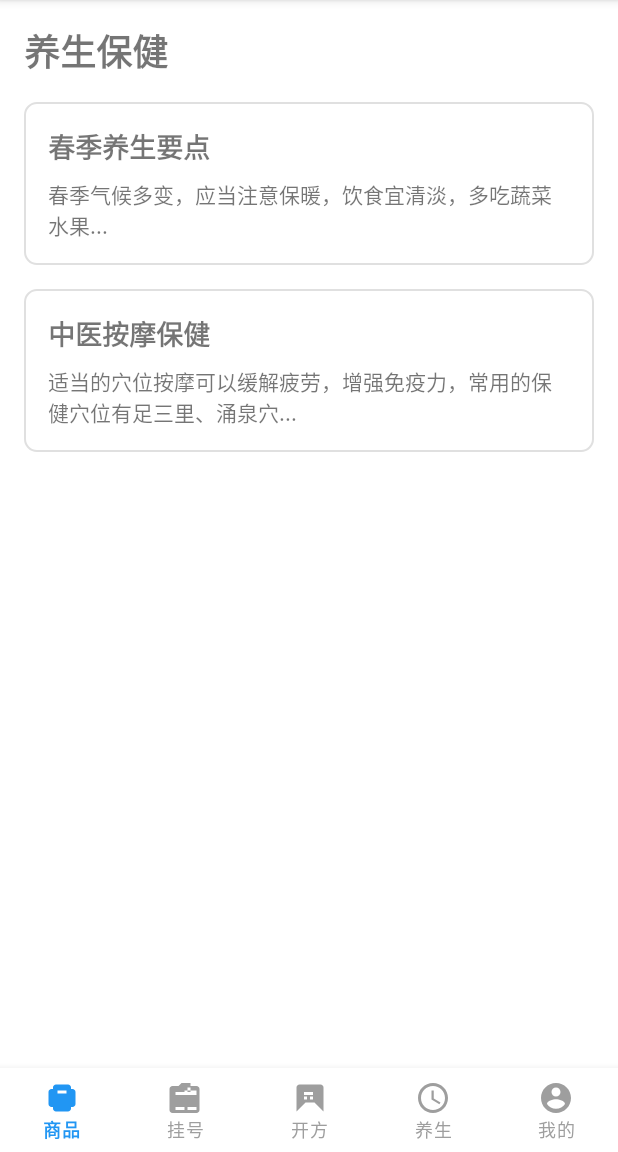
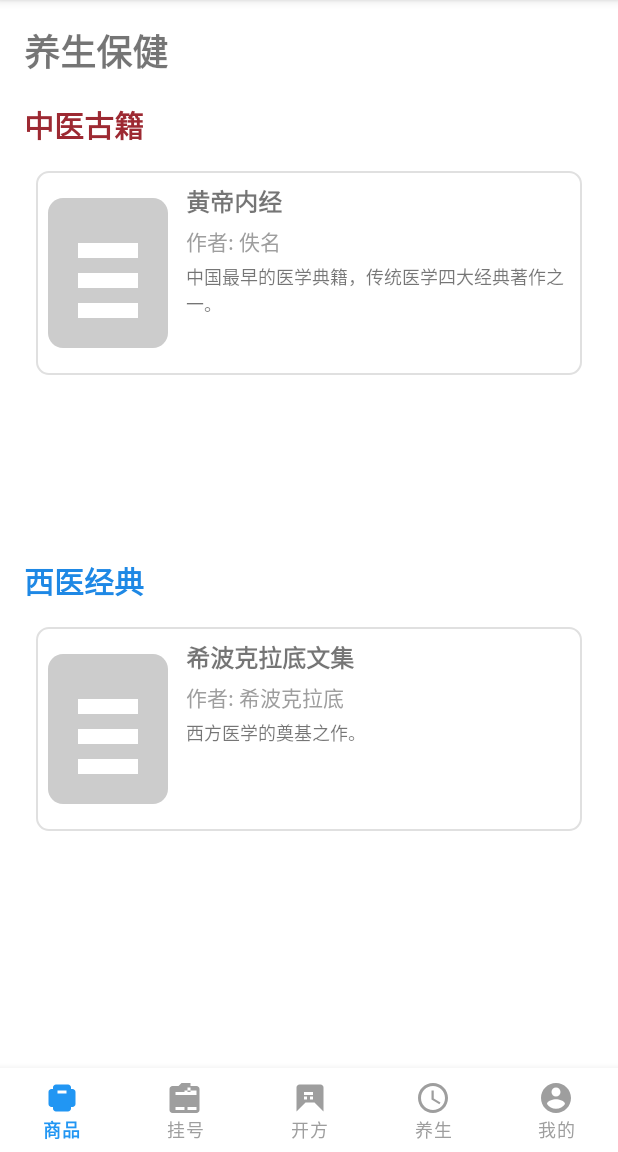
Before and after one commit to yanggao178/RunYiTong, an Android app: the fragment HealthFragment placed in its activity, on a phone screen of 412 x 824 dp, the part 84-1236 px from its top. Run offline under Robolectric (Android 15) with nearby library versions, the phone set to English and light mode, and no system bars; pictures from the network do not load.

Commit message:
此版本在商品fragment上添加了搜索栏，添加了书架，几本书

```diff
--- a/app/build.gradle
+++ b/app/build.gradle
@@ -35,6 +35,8 @@ dependencies {
     androidTestImplementation libs.ext.junit
     androidTestImplementation libs.espresso.core
     implementation 'androidx.recyclerview:recyclerview:1.2.1'
+    implementation 'com.github.bumptech.glide:glide:4.12.0'
+    annotationProcessor 'com.github.bumptech.glide:compiler:4.12.0'
     // 如果需要加载网络图片，可以添加Glide依赖
     // implementation 'com.github.bumptech.glide:glide:4.12.0'
     // annotationProcessor 'com.github.bumptech.glide:compiler:4.12.0'
--- /dev/null
+++ b/app/src/main/java/com/wenteng/frontend_android/adapter/BookAdapter.java
@@ -0,0 +1,71 @@
+package com.wenteng.frontend_android.adapter;
+
+import android.content.Context;
+import android.view.LayoutInflater;
+import android.view.View;
+import android.view.ViewGroup;
+import android.widget.ImageView;
+import android.widget.TextView;
+
+import androidx.annotation.NonNull;
+import androidx.recyclerview.widget.RecyclerView;
+
+import com.bumptech.glide.Glide;
+import com.wenteng.frontend_android.R;
+import com.wenteng.frontend_android.model.Book;
+
+import java.text.SimpleDateFormat;
+import java.util.List;
+
+public class BookAdapter extends RecyclerView.Adapter<BookAdapter.BookViewHolder> {
+
+    private Context context;
+    private List<Book> bookList;
+    private SimpleDateFormat dateFormat = new SimpleDateFormat("yyyy-MM-dd");
+
+    public BookAdapter(Context context, List<Book> bookList) {
+        this.context = context;
+        this.bookList = bookList;
+    }
+
+    @NonNull
+    @Override
+    public BookViewHolder onCreateViewHolder(@NonNull ViewGroup parent, int viewType) {
+        View view = LayoutInflater.from(context).inflate(R.layout.book_item, parent, false);
+        return new BookViewHolder(view);
+    }
+
+    @Override
+    public void onBindViewHolder(@NonNull BookViewHolder holder, int position) {
+        Book book = bookList.get(position);
+        holder.bookName.setText(book.getName());
+        holder.bookAuthor.setText("作者: " + book.getAuthor());
+        holder.bookDescription.setText(book.getDescription());
+
+        // 使用Glide加载书籍封面
+        Glide.with(context)
+                .load(book.getCoverUrl())
+                .placeholder(R.drawable.ic_book_placeholder)
+                .into(holder.bookCover);
+    }
+
+    @Override
+    public int getItemCount() {
+        return bookList.size();
+    }
+
+    public static class BookViewHolder extends RecyclerView.ViewHolder {
+        ImageView bookCover;
+        TextView bookName;
+        TextView bookAuthor;
+        TextView bookDescription;
+
+        public BookViewHolder(@NonNull View itemView) {
+            super(itemView);
+            bookCover = itemView.findViewById(R.id.book_cover);
+            bookName = itemView.findViewById(R.id.book_name);
+            bookAuthor = itemView.findViewById(R.id.book_author);
+            bookDescription = itemView.findViewById(R.id.book_description);
+        }
+    }
+}
--- a/app/src/main/java/com/wenteng/frontend_android/fragment/HealthFragment.java
+++ b/app/src/main/java/com/wenteng/frontend_android/fragment/HealthFragment.java
@@ -4,15 +4,72 @@ import android.os.Bundle;
 import android.view.LayoutInflater;
 import android.view.View;
 import android.view.ViewGroup;
+
+import androidx.annotation.NonNull;
+import androidx.annotation.Nullable;
 import androidx.fragment.app.Fragment;
+import androidx.recyclerview.widget.LinearLayoutManager;
+import androidx.recyclerview.widget.RecyclerView;
+
 import com.wenteng.frontend_android.R;
+import com.wenteng.frontend_android.adapter.BookAdapter;
+import com.wenteng.frontend_android.model.Book;
+
+import java.util.ArrayList;
+import java.util.Date;
+import java.util.List;
 
 public class HealthFragment extends Fragment {
 
+    private RecyclerView chineseMedicineBooksRecyclerView;
+    private RecyclerView westernMedicineBooksRecyclerView;
+    private BookAdapter chineseMedicineBookAdapter;
+    private BookAdapter westernMedicineBookAdapter;
+    private List<Book> chineseMedicineBooks;
+    private List<Book> westernMedicineBooks;
+
+    @Nullable
     @Override
-    public View onCreateView(LayoutInflater inflater, ViewGroup container,
-            Bundle savedInstanceState) {
-        // Inflate the layout for this fragment
-        return inflater.inflate(R.layout.fragment_health, container, false);
+    public View onCreateView(@NonNull LayoutInflater inflater, @Nullable ViewGroup container, @Nullable Bundle savedInstanceState) {
+        View view = inflater.inflate(R.layout.fragment_health, container, false);
+        initViews(view);
+        initData();
+        setupRecyclerViews();
+        return view;
+    }
+
+    private void initViews(View view) {
+        chineseMedicineBooksRecyclerView = view.findViewById(R.id.chinese_medicine_books);
+        westernMedicineBooksRecyclerView = view.findViewById(R.id.western_medicine_books);
+    }
+
+    private void initData() {
+        // 初始化中医古籍数据
+        chineseMedicineBooks = new ArrayList<>();
+        chineseMedicineBooks.add(new Book(1, "黄帝内经", "佚名", "中医基础", "中国最早的医学典籍，传统医学四大经典著作之一。", "https://example.com/huangdi.jpg", new Date()));
+        chineseMedicineBooks.add(new Book(2, "伤寒杂病论", "张仲景", "中医临床", "确立了辨证论治原则，是中医临床的基本原则。", "https://example.com/shanghan.jpg", new Date()));
+        chineseMedicineBooks.add(new Book(3, "神农本草经", "佚名", "中药学", "中国现存最早的中药学著作。", "https://example.com/shennong.jpg", new Date()));
+        chineseMedicineBooks.add(new Book(4, "本草纲目", "李时珍", "中药学", "集我国16世纪以前药学成就之大成。", "https://example.com/bencao.jpg", new Date()));
+        chineseMedicineBooks.add(new Book(5, "针灸甲乙经", "皇甫谧", "针灸学", "中国现存最早的针灸学专著。", "https://example.com/zhenjiu.jpg", new Date()));
+
+        // 初始化西医经典数据
+        westernMedicineBooks = new ArrayList<>();
+        westernMedicineBooks.add(new Book(6, "希波克拉底文集", "希波克拉底", "医学理论", "西方医学的奠基之作。", "https://example.com/hippocrates.jpg", new Date()));
+        westernMedicineBooks.add(new Book(7, "人体的构造", "维萨里", "解剖学", "近代解剖学的founder。", "https://example.com/structure.jpg", new Date()));
+        westernMedicineBooks.add(new Book(8, "伤寒论", "奥斯勒", "内科学", "现代内科学的奠基之作。", "https://example.com/typhoid.jpg", new Date()));
+        westernMedicineBooks.add(new Book(9, "细胞病理学", "微尔啸", "病理学", "细胞病理学的创始人。", "https://example.com/cell.jpg", new Date()));
+        westernMedicineBooks.add(new Book(10, "医学衷中参西录", "张锡纯", "中西医结合", "试图结合中西医理论的著作。", "https://example.com/combination.jpg", new Date()));
+    }
+
+    private void setupRecyclerViews() {
+        // 设置中医古籍RecyclerView
+        chineseMedicineBookAdapter = new BookAdapter(getContext(), chineseMedicineBooks);
+        chineseMedicineBooksRecyclerView.setLayoutManager(new LinearLayoutManager(getContext(), LinearLayoutManager.HORIZONTAL, false));
+        chineseMedicineBooksRecyclerView.setAdapter(chineseMedicineBookAdapter);
+
+        // 设置西医经典RecyclerView
+        westernMedicineBookAdapter = new BookAdapter(getContext(), westernMedicineBooks);
+        westernMedicineBooksRecyclerView.setLayoutManager(new LinearLayoutManager(getContext(), LinearLayoutManager.HORIZONTAL, false));
+        westernMedicineBooksRecyclerView.setAdapter(westernMedicineBookAdapter);
     }
 }
--- /dev/null
+++ b/app/src/main/java/com/wenteng/frontend_android/model/Book.java
@@ -0,0 +1,96 @@
+package com.wenteng.frontend_android.model;
+
+import java.io.Serializable;
+import java.util.Date;
+
+public class Book implements Serializable {
+    private int id;
+    private String name;
+    private String author;
+    private String category;
+    private String description;
+    private String coverUrl;
+    private Date publishDate;
+
+    // 无参构造函数
+    public Book() {
+    }
+
+    // 全参构造函数
+    public Book(int id, String name, String author, String category, String description, String coverUrl, Date publishDate) {
+        this.id = id;
+        this.name = name;
+        this.author = author;
+        this.category = category;
+        this.description = description;
+        this.coverUrl = coverUrl;
+        this.publishDate = publishDate;
+    }
+
+    // Getter和Setter方法
+    public int getId() {
+        return id;
+    }
+
+    public void setId(int id) {
+        this.id = id;
+    }
+
+    public String getName() {
+        return name;
+    }
+
+    public void setName(String name) {
+        this.name = name;
+    }
+
+    public String getAuthor() {
+        return author;
+    }
+
+    public void setAuthor(String author) {
+        this.author = author;
+    }
+
+    public String getCategory() {
+        return category;
+    }
+
+    public void setCategory(String category) {
+        this.category = category;
+    }
+
+    public String getDescription() {
+        return description;
+    }
+
+    public void setDescription(String description) {
+        this.description = description;
+    }
+
+    public String getCoverUrl() {
+        return coverUrl;
+    }
+
+    public void setCoverUrl(String coverUrl) {
+        this.coverUrl = coverUrl;
+    }
+
+    public Date getPublishDate() {
+        return publishDate;
+    }
+
+    public void setPublishDate(Date publishDate) {
+        this.publishDate = publishDate;
+    }
+
+    @Override
+    public String toString() {
+        return "Book{" +
+                "id=" + id +
+                ", name='" + name + '\'' +
+                ", author='" + author + '\'' +
+                ", category='" + category + '\'' +
+                '}';
+    }
+}
--- /dev/null
+++ b/app/src/main/res/drawable/ic_book_placeholder.xml
@@ -0,0 +1,10 @@
+<vector xmlns:android="http://schemas.android.com/apk/res/android"
+    android:width="24dp"
+    android:height="24dp"
+    android:viewportWidth="24"
+    android:viewportHeight="24"
+    android:tint="#CCCCCC">
+    <path
+        android:fillColor="@android:color/white"
+        android:pathData="M18,2H6C4.9,2 4,2.9 4,4V20C4,21.1 4.9,22 6,22H18C19.1,22 20,21.1 20,20V4C20,2.9 19.1,2 18,2M16,18H8V16H16V18M16,14H8V12H16V14M16,10H8V8H16V10Z" />
+</vector>
--- /dev/null
+++ b/app/src/main/res/drawable/ic_search.xml
@@ -0,0 +1,10 @@
+<vector xmlns:android="http://schemas.android.com/apk/res/android"
+    android:width="24dp"
+    android:height="24dp"
+    android:viewportWidth="24"
+    android:viewportHeight="24"
+    android:tint="#888888">
+    <path
+        android:fillColor="@android:color/white"
+        android:pathData="M15.5,14h-0.79l-0.28,-0.27C15.41,12.59 16,11.11 16,9.5 16,5.91 13.09,3 9.5,3S3,5.91 3,9.5 5.91,16 9.5,16c1.61,0 3.09,-0.59 4.23,-1.57l0.27,0.28v0.79l5,4.99L20.49,19l-4.99,-5zM9.5,14C7.01,14 5,11.99 5,9.5S7.01,5 9.5,5 14,7.01 14,9.5 11.99,14 9.5,14z" />
+</vector>
--- /dev/null
+++ b/app/src/main/res/drawable/search_bg.xml
@@ -0,0 +1,8 @@
+<shape xmlns:android="http://schemas.android.com/apk/res/android"
+    android:shape="rectangle">
+    <corners android:radius="100dp" />
+    <solid android:color="#f0f0f0" />
+    <stroke
+        android:width="1dp"
+        android:color="#dddddd" />
+</shape>
--- /dev/null
+++ b/app/src/main/res/layout/book_item.xml
@@ -0,0 +1,50 @@
+<LinearLayout xmlns:android="http://schemas.android.com/apk/res/android"
+    android:layout_width="match_parent"
+    android:layout_height="wrap_content"
+    android:orientation="horizontal"
+    android:padding="8dp"
+    android:background="@drawable/bg_card"
+    android:layout_marginBottom="8dp">
+
+    <!-- 书籍封面 -->
+    <ImageView
+        android:id="@+id/book_cover"
+        android:layout_width="80dp"
+        android:layout_height="120dp"
+        android:scaleType="centerCrop"
+        android:src="@drawable/ic_book_placeholder" />
+
+    <!-- 书籍信息 -->
+    <LinearLayout
+        android:layout_width="0dp"
+        android:layout_height="wrap_content"
+        android:layout_weight="1"
+        android:layout_marginLeft="12dp"
+        android:orientation="vertical">
+
+        <TextView
+            android:id="@+id/book_name"
+            android:layout_width="wrap_content"
+            android:layout_height="wrap_content"
+            android:textSize="16sp"
+            android:textStyle="bold" />
+
+        <TextView
+            android:id="@+id/book_author"
+            android:layout_width="wrap_content"
+            android:layout_height="wrap_content"
+            android:textSize="14sp"
+            android:textColor="@color/gray"
+            android:layout_marginTop="4dp" />
+
+        <TextView
+            android:id="@+id/book_description"
+            android:layout_width="wrap_content"
+            android:layout_height="wrap_content"
+            android:textSize="12sp"
+            android:layout_marginTop="4dp"
+            android:maxLines="3"
+            android:ellipsize="end" />
+    </LinearLayout>
+
+</LinearLayout>
--- a/app/src/main/res/layout/fragment_health.xml
+++ b/app/src/main/res/layout/fragment_health.xml
@@ -12,62 +12,50 @@
         android:textSize="24sp"
         android:textStyle="bold" />
 
-    <ScrollView
-        android:layout_width="match_parent"
-        android:layout_height="match_parent"
-        android:layout_marginTop="16dp">
-
+    <!-- 中医古籍书架 -->
     <LinearLayout
         android:layout_width="match_parent"
         android:layout_height="wrap_content"
-            android:orientation="vertical">
-
-            <!-- 这里可以添加养生文章列表或保健知识 -->
-            <LinearLayout
-                android:layout_width="match_parent"
-                android:layout_height="wrap_content"
-                android:layout_marginBottom="16dp"
-                android:background="@drawable/bg_card"
         android:orientation="vertical"
-                android:padding="16dp">
+        android:layout_marginTop="16dp">
 
         <TextView
             android:layout_width="wrap_content"
             android:layout_height="wrap_content"
-                    android:text="春季养生要点"
-                    android:textSize="18sp"
-                    android:textStyle="bold" />
+            android:text="中医古籍"
+            android:textSize="20sp"
+            android:textStyle="bold"
+            android:textColor="@color/tradtional_chinese" />
+
+        <androidx.recyclerview.widget.RecyclerView
+            android:id="@+id/chinese_medicine_books"
+            android:layout_width="match_parent"
+            android:layout_height="250dp"
+            android:layout_marginTop="8dp"
+            android:padding="8dp" />
+    </LinearLayout>
+
+    <!-- 西医经典书架 -->
+    <LinearLayout
+        android:layout_width="match_parent"
+        android:layout_height="wrap_content"
+        android:orientation="vertical"
+        android:layout_marginTop="16dp">
 
         <TextView
             android:layout_width="wrap_content"
             android:layout_height="wrap_content"
+            android:text="西医经典"
+            android:textSize="20sp"
+            android:textStyle="bold"
+            android:textColor="@color/western_medicine" />
+
+        <androidx.recyclerview.widget.RecyclerView
+            android:id="@+id/western_medicine_books"
+            android:layout_width="match_parent"
+            android:layout_height="250dp"
             android:layout_marginTop="8dp"
-                    android:text="春季气候多变，应当注意保暖，饮食宜清淡，多吃蔬菜水果..."
-                    android:textSize="14sp" />
+            android:padding="8dp" />
     </LinearLayout>
 
-            <LinearLayout
-                android:layout_width="match_parent"
-                android:layout_height="wrap_content"
-                android:background="@drawable/bg_card"
-                android:orientation="vertical"
-                android:padding="16dp">
-
-                <TextView
-                    android:layout_width="wrap_content"
-                    android:layout_height="wrap_content"
-                    android:text="中医按摩保健"
-                    android:textSize="18sp"
-                    android:textStyle="bold" />
-
-                <TextView
-                    android:layout_width="wrap_content"
-                    android:layout_height="wrap_content"
-                    android:layout_marginTop="8dp"
-                    android:text="适当的穴位按摩可以缓解疲劳，增强免疫力，常用的保健穴位有足三里、涌泉穴..."
-                    android:textSize="14sp" />
 </LinearLayout>
-        </LinearLayout>
-    </ScrollView>
-
-</LinearLayout>
--- a/app/src/main/res/values/colors.xml
+++ b/app/src/main/res/values/colors.xml
@@ -13,4 +13,9 @@
     <color name="teal_200">#FF03DAC5</color>
     <color name="teal_700">#FF018786</color>
     <color name="black">#FF000000</color>
+    <!-- 其他颜色定义 -->
+    <color name="tradtional_chinese">#9D2932</color>
+    <color name="western_medicine">#1E88E5</color>
+<!--    <color name="gray">#666666</color>-->
+
 </resources>
```
Lines whose indentation alone changed are shown as unchanged.
